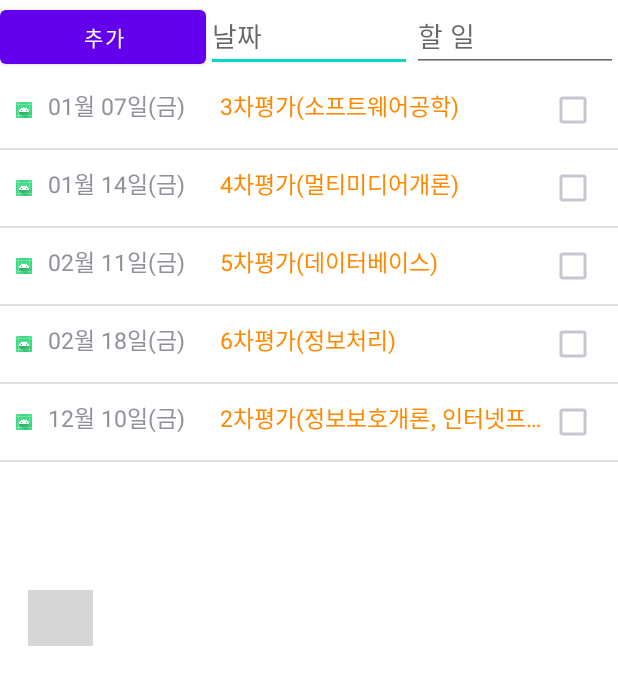
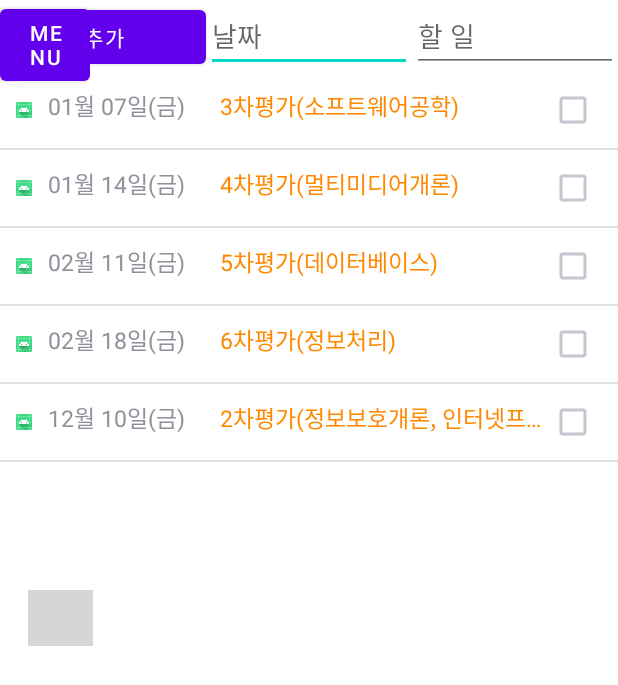
Before and after one commit to wnsdk/unfinished-project, an Android app: the MainActivity screen opened directly, with no data from a screen before it, on a phone screen of 412 x 824 dp. Shown: the top 685 px of the screen. Run offline under Robolectric (Android 15) with nearby library versions, the light colour scheme and no system bars; grey boxes are pictures that could not be loaded.

Commit message:
add list fragment 01

```diff
--- a/app/build.gradle
+++ b/app/build.gradle
@@ -40,7 +40,8 @@ dependencies {
     implementation 'com.google.firebase:firebase-core:17.2.1' // 파이어베이스 코어
     implementation 'com.google.firebase:firebase-auth:21.0.1' // 파이어베이스 인증
     implementation 'com.firebaseui:firebase-ui-auth:4.2.1' // 파이어베이스 인증2
-    implementation 'com.github.bumptech.glide:glide:4.9.0' // 글라이드 이미지 로딩
+    implementation 'com.github.bumptech.glide:glide:4.9.0'
+    implementation 'androidx.legacy:legacy-support-v4:1.0.0'// 글라이드 이미지 로딩
     annotationProcessor 'com.github.bumptech.glide:compiler:4.9.0' // 글라이드 이미지 로딩2
 
     testImplementation 'junit:junit:4.+'
--- /dev/null
+++ b/app/src/main/java/com/ool/ilist/AddFragment.java
@@ -0,0 +1,59 @@
+package com.ool.ilist;
+
+import android.os.Bundle;
+
+import androidx.fragment.app.Fragment;
+
+import android.view.LayoutInflater;
+import android.view.View;
+import android.view.ViewGroup;
+
+public class AddFragment extends Fragment {
+
+    // TODO: Rename parameter arguments, choose names that match
+    // the fragment initialization parameters, e.g. ARG_ITEM_NUMBER
+    private static final String ARG_PARAM1 = "param1";
+    private static final String ARG_PARAM2 = "param2";
+
+    // TODO: Rename and change types of parameters
+    private String mParam1;
+    private String mParam2;
+
+    public AddFragment() {
+        // Required empty public constructor
+    }
+
+    /**
+     * Use this factory method to create a new instance of
+     * this fragment using the provided parameters.
+     *
+     * @param param1 Parameter 1.
+     * @param param2 Parameter 2.
+     * @return A new instance of fragment AddFragment.
+     */
+    // TODO: Rename and change types and number of parameters
+    public static AddFragment newInstance(String param1, String param2) {
+        AddFragment fragment = new AddFragment();
+        Bundle args = new Bundle();
+        args.putString(ARG_PARAM1, param1);
+        args.putString(ARG_PARAM2, param2);
+        fragment.setArguments(args);
+        return fragment;
+    }
+
+    @Override
+    public void onCreate(Bundle savedInstanceState) {
+        super.onCreate(savedInstanceState);
+        if (getArguments() != null) {
+            mParam1 = getArguments().getString(ARG_PARAM1);
+            mParam2 = getArguments().getString(ARG_PARAM2);
+        }
+    }
+
+    @Override
+    public View onCreateView(LayoutInflater inflater, ViewGroup container,
+                             Bundle savedInstanceState) {
+        // Inflate the layout for this fragment
+        return inflater.inflate(R.layout.fragment_add, container, false);
+    }
+}
--- a/app/src/main/java/com/ool/ilist/MainActivity.java
+++ b/app/src/main/java/com/ool/ilist/MainActivity.java
@@ -23,14 +23,25 @@ import java.util.Comparator;
 
 public class MainActivity extends AppCompatActivity {
 
+
+    // 0. 뒤로가기 관련 필드
     private long backBtnTime = 0;
 
+    // 1. 로그인 관련 필드
     private TextView tv_nickname;
     private ImageView iv_profile;
 
+    // 2. 리스트 관련 필드
     SingerAdapter adapter;
     EditText editTextDate;
     EditText editTextToDo;
+
+    // 3. 프래그먼트 관련 필드
+    MainFragment mainFragment;
+    MenuFragment menuFragment;
+    AddFragment addFragment;
+
+
 
     @Override
     protected void onCreate(Bundle savedInstanceState) {
@@ -95,31 +106,35 @@ public class MainActivity extends AppCompatActivity {
         };
         Collections.sort(adapter.items, dataAsc);
         adapter.notifyDataSetChanged();
+
+
+
+
+        // 3. 프래그먼트 관련
+        mainFragment = (MainFragment) getSupportFragmentManager().findFragmentById(R.id.mainFragment);
+        menuFragment = new MenuFragment();
+        addFragment = new AddFragment();
     }
 
+    // 2. 스케쥴 관리
     class SingerAdapter extends BaseAdapter {
         ArrayList<SingerItem> items = new ArrayList<SingerItem>();
-
         // Generate > implement methods
         @Override
         public int getCount() {
             return items.size();
         }
-
         public void addItem(SingerItem item) {
             items.add(item);
         }
-
         @Override
         public Object getItem(int position) {
             return items.get(position);
         }
-
         @Override
         public long getItemId(int position) {
             return position;
         }
-
 
         @Override
         public View getView(int position, View convertView, ViewGroup parent) {
@@ -136,12 +151,26 @@ public class MainActivity extends AppCompatActivity {
             view.setDate(item.getDate());
             view.setToDo(item.getToDo());
 
-
             return view;
         }
     }
 
-    // 3. 뒤로 가기 버튼 2번 눌러 종료하기
+    // 3. 프래그먼트
+    public void onFragmentChangedIntoMenu(int index){
+        if(index == 0)
+            getSupportFragmentManager().beginTransaction().replace(R.id.container, menuFragment).commit();
+        else if(index == 1)
+            getSupportFragmentManager().beginTransaction().replace(R.id.container, mainFragment).commit();
+    }
+
+    public void onFragmentChangedIntoAdd(int index){
+        if(index == 0)
+            getSupportFragmentManager().beginTransaction().replace(R.id.container, addFragment).commit();
+        else if(index == 1)
+            getSupportFragmentManager().beginTransaction().replace(R.id.container, menuFragment).commit();
+    }
+
+    // 4. 뒤로 가기 버튼 2번 눌러 종료하기
     @Override
     public void onBackPressed() {
         long curTime = System.currentTimeMillis();
--- /dev/null
+++ b/app/src/main/java/com/ool/ilist/MainFragment.java
@@ -0,0 +1,30 @@
+package com.ool.ilist;
+
+import android.os.Bundle;
+
+import androidx.annotation.Nullable;
+import androidx.fragment.app.Fragment;
+
+import android.view.LayoutInflater;
+import android.view.View;
+import android.view.ViewGroup;
+import android.widget.Button;
+
+public class MainFragment extends Fragment {
+    @Override
+    public View onCreateView(LayoutInflater inflater, @Nullable ViewGroup container,
+                             @Nullable Bundle savedInstanceState) {
+        ViewGroup rootView = (ViewGroup) inflater.inflate(R.layout.fragment_main, container, false);
+
+        Button button = rootView.findViewById(R.id.menuButton);
+        button.setOnClickListener(new View.OnClickListener() {
+            @Override
+            public void onClick(View v) {
+                MainActivity activity = (MainActivity) getActivity();
+                activity.onFragmentChangedIntoMenu(0);
+            }
+        });
+
+        return rootView;
+    }
+}
--- a/app/src/main/res/layout/activity_main.xml
+++ b/app/src/main/res/layout/activity_main.xml
@@ -1,10 +1,13 @@
 <?xml version="1.0" encoding="utf-8"?>
 <androidx.constraintlayout.widget.ConstraintLayout xmlns:android="http://schemas.android.com/apk/res/android"
+    android:id="@+id/container"
     xmlns:app="http://schemas.android.com/apk/res-auto"
     xmlns:tools="http://schemas.android.com/tools"
     android:layout_width="match_parent"
     android:layout_height="match_parent"
     tools:context=".MainActivity">
+
+
 
     <TextView
         android:id="@+id/tv_nickname"
@@ -73,6 +76,14 @@
             android:layout_centerVertical="true"
             android:layout_marginTop="0dp" />
 
+        <fragment
+            android:id="@+id/mainFragment"
+            android:name="com.ool.ilist.MainFragment"
+            android:layout_width="60dp"
+            android:layout_height="60dp"
+            app:layout_constraintBottom_toBottomOf="parent"
+            app:layout_constraintEnd_toEndOf="parent" />
+
     </RelativeLayout>
 
 </androidx.constraintlayout.widget.ConstraintLayout>
--- /dev/null
+++ b/app/src/main/res/layout/fragment_main.xml
@@ -0,0 +1,14 @@
+<?xml version="1.0" encoding="utf-8"?>
+<LinearLayout xmlns:android="http://schemas.android.com/apk/res/android"
+    xmlns:tools="http://schemas.android.com/tools"
+    android:layout_width="match_parent"
+    android:layout_height="match_parent"
+    tools:context=".MainFragment">
+
+    <Button
+        android:id="@+id/menuButton"
+        android:layout_width="60dp"
+        android:layout_height="60dp"
+        android:text="Menu" />
+
+</LinearLayout>
--- a/app/src/main/res/values/strings.xml
+++ b/app/src/main/res/values/strings.xml
@@ -1,3 +1,5 @@
 <resources>
     <string name="app_name">ilist</string>
+    <!-- TODO: Remove or change this placeholder text -->
+    <string name="hello_blank_fragment">Hello blank fragment</string>
 </resources>
```
Also changed, not shown: app/src/main/java/com/ool/ilist/MenuFragment.java (added, +30 -0 lines), app/src/main/res/layout/fragment_add.xml (added, +35 -0 lines), app/src/main/res/layout/fragment_menu.xml (added, +15 -0 lines).
